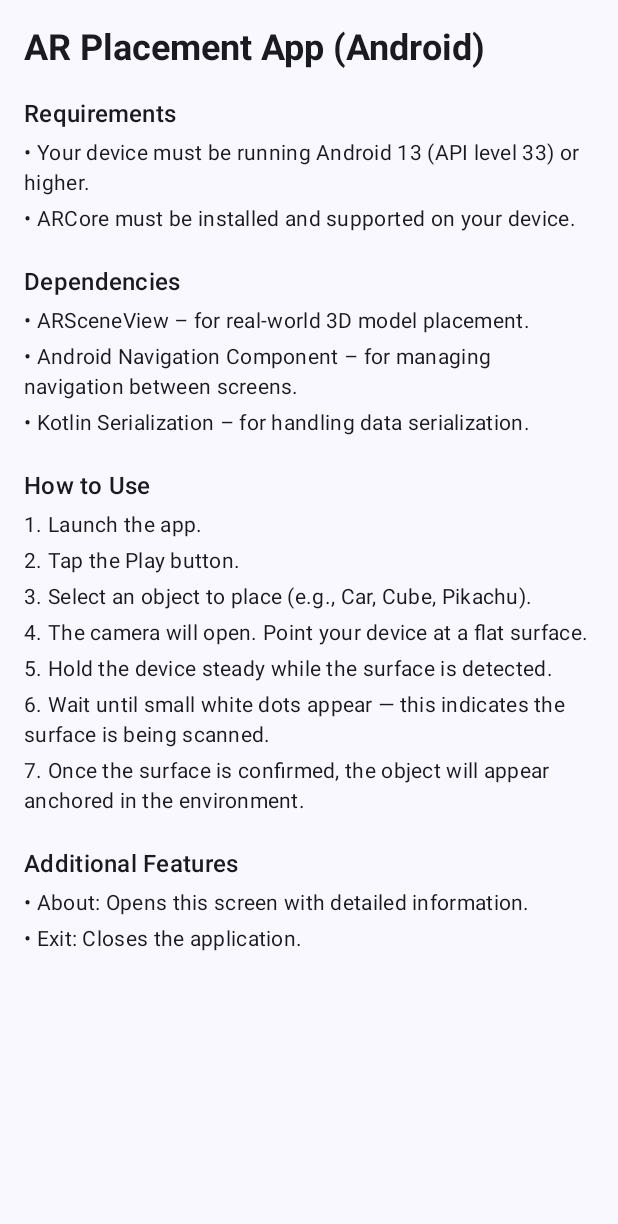
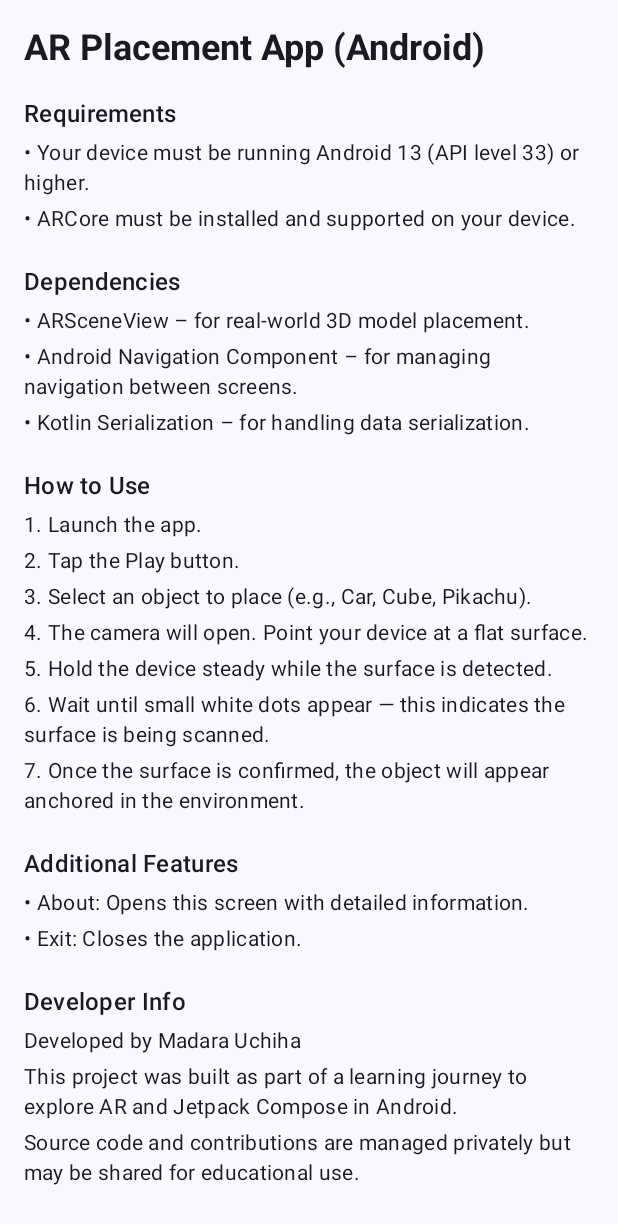
Before and after one commit to buildscript-dev/AR_Demo, an Android app built with Jetpack Compose: the AboutScreen screen opened through its navigation route, on a phone screen of 412 x 824 dp. Shown: the top 1224 px of the screen. Run offline under Robolectric (Android 15) with nearby library versions, the phone set to English and light mode, and no system bars.

Commit message:
Project is Finish

```diff
--- a/app/src/main/java/com/example/ardemo/screen/AboutScreen.kt
+++ b/app/src/main/java/com/example/ardemo/screen/AboutScreen.kt
@@ -58,6 +58,19 @@ fun AboutScreen(navController: NavHostController) {
         SectionTitle("Additional Features")
         SectionBody("• About: Opens this screen with detailed information.")
         SectionBody("• Exit: Closes the application.")
+
+        Spacer(modifier = Modifier.height(16.dp))
+
+        SectionTitle("Developer Info")
+        SectionBody("Developed by Madara Uchiha")
+        SectionBody("This project was built as part of a learning journey to explore AR and Jetpack Compose in Android.")
+        SectionBody("Source code and contributions are managed privately but may be shared for educational use.")
+
+        Spacer(modifier = Modifier.height(16.dp))
+
+        SectionTitle("License")
+        SectionBody("This app is open for personal and educational use.")
+        SectionBody("Please provide credit if you reuse any part of this project.")
     }
 }
 
--- a/app/src/main/java/com/example/ardemo/screen/HomeScreen.kt
+++ b/app/src/main/java/com/example/ardemo/screen/HomeScreen.kt
@@ -1,5 +1,7 @@
 package com.example.ardemo.screen
 
+import android.app.Activity
+import androidx.activity.compose.LocalActivity
 import androidx.compose.foundation.layout.Arrangement
 import androidx.compose.foundation.layout.Box
 import androidx.compose.foundation.layout.Column
@@ -22,17 +24,27 @@ import androidx.navigation.NavController
 import com.example.ardemo.navigation.AboutScreen
 import com.example.ardemo.navigation.ProtoScreen
 
+
 @Composable
 fun HomeScreen(navController: NavController){
+    val activity = LocalActivity.current
+
     Column(modifier = Modifier.fillMaxSize(),
         verticalArrangement = Arrangement.Center,
-        horizontalAlignment = Alignment.CenterHorizontally){
+        horizontalAlignment = Alignment.CenterHorizontally) {
 
 
-        Box(modifier = Modifier.fillMaxWidth()
-            .padding(20.dp),
-            contentAlignment = Alignment.Center){
-            Text("AR App", fontSize = 30.sp, fontWeight = FontWeight.Bold, color = generateRandomLightColor())
+        Box(
+            modifier = Modifier.fillMaxWidth()
+                .padding(20.dp),
+            contentAlignment = Alignment.Center
+        ) {
+            Text(
+                "AR App",
+                fontSize = 30.sp,
+                fontWeight = FontWeight.Bold,
+                color = generateRandomLightColor()
+            )
         }
 
 
@@ -52,8 +64,8 @@ fun HomeScreen(navController: NavController){
             Text("Play", fontSize = 24.sp, fontWeight = FontWeight.Bold)
         }
 
-            Button(
-                onClick = {navController.navigate(AboutScreen)},
+        Button(
+            onClick = { navController.navigate(AboutScreen) },
             shape = RoundedCornerShape(12.dp),
             colors = ButtonDefaults.buttonColors(
                 containerColor = generateRandomLightColor(),
@@ -67,21 +79,18 @@ fun HomeScreen(navController: NavController){
             Text("About This", fontSize = 24.sp, fontWeight = FontWeight.Bold)
         }
 
-    Button(
-                onClick = {navController.navigate(AboutScreen)},
+        Button(
+            onClick = { activity?.finish() },
             shape = RoundedCornerShape(12.dp),
             colors = ButtonDefaults.buttonColors(
-                containerColor = generateRandomLightColor(),
+                containerColor = generateRandomLightColor()
             ),
             modifier = Modifier
                 .fillMaxWidth(0.7f)
                 .padding(8.dp)
-                .clip(RoundedCornerShape(12.dp))
                 .height(60.dp)
-
-    ) {
+        ) {
             Text("Exit", fontSize = 24.sp, fontWeight = FontWeight.Bold)
         }
-
     }
 }
```
Also changed, not shown: 1 other file.
